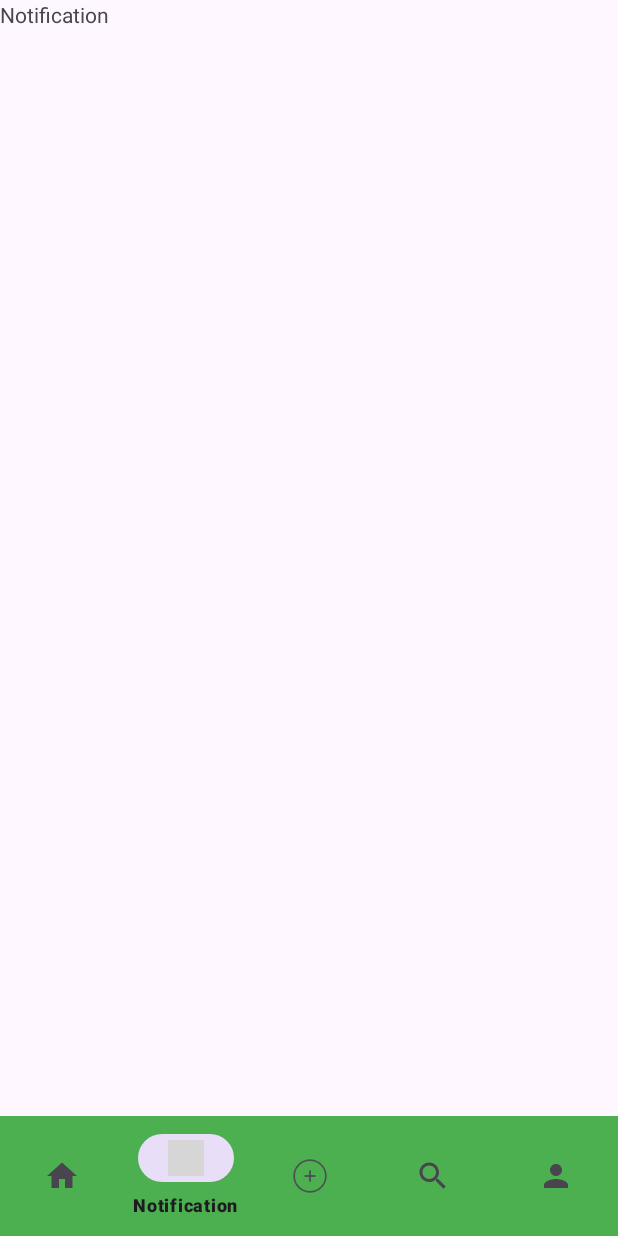
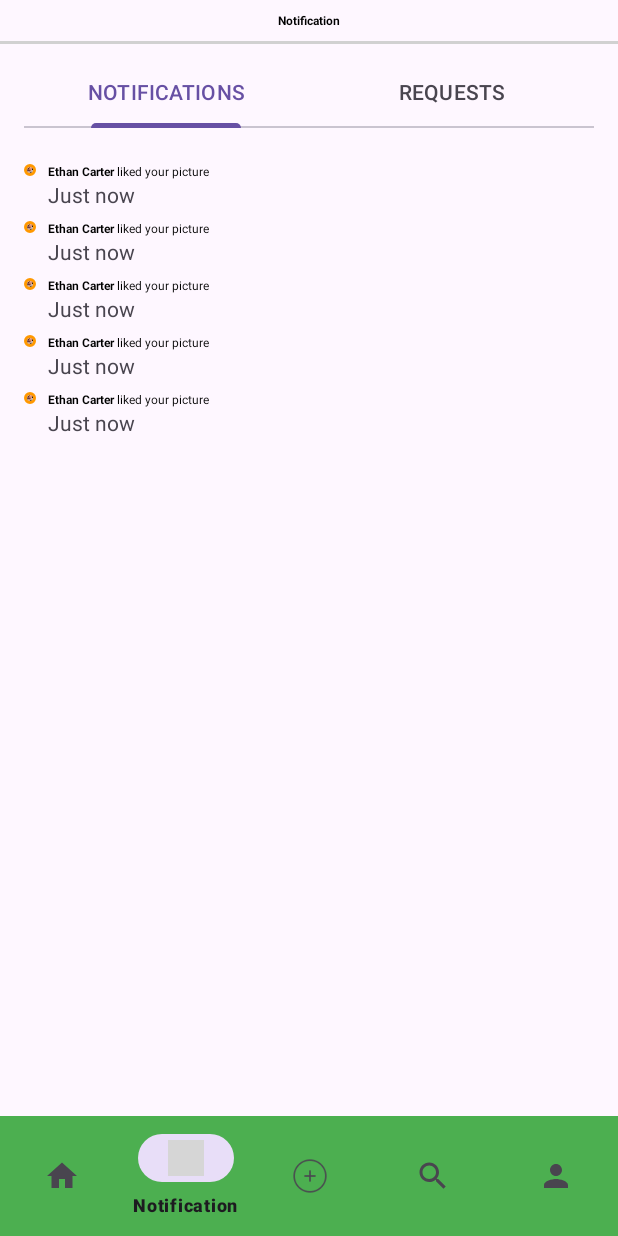
Before and after one commit to hung55555hung/BlogApp, an Android app: the screen it shows after launch (MainActivity), item 2 of the bottom bar chosen, on a phone screen of 412 x 824 dp. Run offline under Robolectric (Android 15) with nearby library versions, the phone set to English and light mode, and no system bars; our stand-ins replace CircleImageView; Roboto replaces fonts that are not available here; grey boxes are pictures that could not be loaded.

Commit message:
feat: create ui notification

```diff
--- /dev/null
+++ b/app/src/main/java/com/bugbug/blogapp/Adapter/NotificationAdapter.java
@@ -0,0 +1,60 @@
+package com.bugbug.blogapp.Adapter;
+
+import android.content.Context;
+import android.text.Html;
+import android.view.LayoutInflater;
+import android.view.View;
+import android.view.ViewGroup;
+import android.widget.ImageView;
+import android.widget.TextView;
+
+import androidx.annotation.NonNull;
+import androidx.recyclerview.widget.RecyclerView;
+
+import com.bugbug.blogapp.Model.NotificationModel;
+import com.bugbug.blogapp.R;
+
+import java.util.ArrayList;
+
+public class NotificationAdapter extends RecyclerView.Adapter<NotificationAdapter.viewHolder> {
+
+    ArrayList<NotificationModel> list;
+    Context context;
+
+    public NotificationAdapter(ArrayList<NotificationModel> list, Context context) {
+        this.list = list;
+        this.context = context;
+    }
+
+    @NonNull
+    @Override
+    public viewHolder onCreateViewHolder(@NonNull ViewGroup parent, int viewType) {
+        View view=LayoutInflater.from(context).inflate(R.layout.subnotification_sample,parent,false);
+        return new viewHolder(view);
+    }
+
+    @Override
+    public void onBindViewHolder(@NonNull viewHolder holder, int position) {
+        NotificationModel model=list.get(position);
+        holder.profile.setImageResource(model.getProfile());
+        holder.notification.setText(Html.fromHtml(model.getNotification()));
+        holder.time.setText(model.getTime());
+    }
+
+    @Override
+    public int getItemCount() {
+        return list.size();
+    }
+
+    public class viewHolder extends RecyclerView.ViewHolder{
+
+        ImageView profile;
+        TextView notification, time;
+        public viewHolder(@NonNull View itemView) {
+            super(itemView);
+            profile=itemView.findViewById(R.id.profile_image);
+            notification=itemView.findViewById(R.id.notification_tv);
+            time=itemView.findViewById(R.id.time_tv);
+        }
+    }
+}
--- /dev/null
+++ b/app/src/main/java/com/bugbug/blogapp/Adapter/ViewPagerAdapter.java
@@ -0,0 +1,43 @@
+package com.bugbug.blogapp.Adapter;
+
+import androidx.annotation.NonNull;
+import androidx.annotation.Nullable;
+import androidx.fragment.app.Fragment;
+import androidx.fragment.app.FragmentManager;
+import androidx.fragment.app.FragmentPagerAdapter;
+
+import com.bugbug.blogapp.Fragment.RequestFragment;
+import com.bugbug.blogapp.Fragment.SubNotificationFragment;
+
+public class ViewPagerAdapter extends FragmentPagerAdapter {
+    public ViewPagerAdapter(@NonNull FragmentManager fm) {
+        super(fm);
+    }
+
+    @NonNull
+    @Override
+    public Fragment getItem(int position) {
+        switch (position){
+            case 0: return new SubNotificationFragment();
+            case 1: return new RequestFragment();
+            default: return new SubNotificationFragment();
+        }
+    }
+
+    @Override
+    public int getCount() {
+        return 2;
+    }
+
+    @Nullable
+    @Override
+    public CharSequence getPageTitle(int position) {
+        String title=null;
+        if (position==0){
+            title="NOTIFICATIONS";
+        } else if (position==1) {
+            title="REQUESTS";
+        }
+        return title;
+    }
+}
--- a/app/src/main/java/com/bugbug/blogapp/Fragment/NotificationFragment.java
+++ b/app/src/main/java/com/bugbug/blogapp/Fragment/NotificationFragment.java
@@ -3,64 +3,36 @@ package com.bugbug.blogapp.Fragment;
 import android.os.Bundle;
 
 import androidx.fragment.app.Fragment;
+import androidx.viewpager.widget.ViewPager;
 
 import android.view.LayoutInflater;
 import android.view.View;
 import android.view.ViewGroup;
 
+import com.bugbug.blogapp.Adapter.ViewPagerAdapter;
 import com.bugbug.blogapp.R;
+import com.google.android.material.tabs.TabLayout;
 
-/**
- * A simple {@link Fragment} subclass.
- * Use the {@link NotificationFragment#newInstance} factory method to
- * create an instance of this fragment.
- */
+
 public class NotificationFragment extends Fragment {
-
-    // TODO: Rename parameter arguments, choose names that match
-    // the fragment initialization parameters, e.g. ARG_ITEM_NUMBER
-    private static final String ARG_PARAM1 = "param1";
-    private static final String ARG_PARAM2 = "param2";
-
-    // TODO: Rename and change types of parameters
-    private String mParam1;
-    private String mParam2;
-
+    ViewPager viewPager;
+    TabLayout tabLayout;
     public NotificationFragment() {
-        // Required empty public constructor
     }
-
-    /**
-     * Use this factory method to create a new instance of
-     * this fragment using the provided parameters.
-     *
-     * @param param1 Parameter 1.
-     * @param param2 Parameter 2.
-     * @return A new instance of fragment NotificationFragment.
-     */
-    // TODO: Rename and change types and number of parameters
-    public static NotificationFragment newInstance(String param1, String param2) {
-        NotificationFragment fragment = new NotificationFragment();
-        Bundle args = new Bundle();
-        args.putString(ARG_PARAM1, param1);
-        args.putString(ARG_PARAM2, param2);
-        fragment.setArguments(args);
-        return fragment;
-    }
-
     @Override
     public void onCreate(Bundle savedInstanceState) {
         super.onCreate(savedInstanceState);
-        if (getArguments() != null) {
-            mParam1 = getArguments().getString(ARG_PARAM1);
-            mParam2 = getArguments().getString(ARG_PARAM2);
-        }
+
     }
 
     @Override
     public View onCreateView(LayoutInflater inflater, ViewGroup container,
                              Bundle savedInstanceState) {
-        // Inflate the layout for this fragment
-        return inflater.inflate(R.layout.fragment_notification, container, false);
+        View view= inflater.inflate(R.layout.fragment_notification, container, false);
+        viewPager=view.findViewById(R.id.view_page);
+        viewPager.setAdapter(new ViewPagerAdapter(getFragmentManager()));
+        tabLayout = view.findViewById(R.id.tab_layout);
+        tabLayout.setupWithViewPager(viewPager);
+        return view;
     }
 }
--- /dev/null
+++ b/app/src/main/java/com/bugbug/blogapp/Fragment/RequestFragment.java
@@ -0,0 +1,66 @@
+package com.bugbug.blogapp.Fragment;
+
+import android.os.Bundle;
+
+import androidx.fragment.app.Fragment;
+
+import android.view.LayoutInflater;
+import android.view.View;
+import android.view.ViewGroup;
+
+import com.bugbug.blogapp.R;
+
+/**
+ * A simple {@link Fragment} subclass.
+ * Use the {@link RequestFragment#newInstance} factory method to
+ * create an instance of this fragment.
+ */
+public class RequestFragment extends Fragment {
+
+    // TODO: Rename parameter arguments, choose names that match
+    // the fragment initialization parameters, e.g. ARG_ITEM_NUMBER
+    private static final String ARG_PARAM1 = "param1";
+    private static final String ARG_PARAM2 = "param2";
+
+    // TODO: Rename and change types of parameters
+    private String mParam1;
+    private String mParam2;
+
+    public RequestFragment() {
+        // Required empty public constructor
+    }
+
+    /**
+     * Use this factory method to create a new instance of
+     * this fragment using the provided parameters.
+     *
+     * @param param1 Parameter 1.
+     * @param param2 Parameter 2.
+     * @return A new instance of fragment RequestFragment.
+     */
+    // TODO: Rename and change types and number of parameters
+    public static RequestFragment newInstance(String param1, String param2) {
+        RequestFragment fragment = new RequestFragment();
+        Bundle args = new Bundle();
+        args.putString(ARG_PARAM1, param1);
+        args.putString(ARG_PARAM2, param2);
+        fragment.setArguments(args);
+        return fragment;
+    }
+
+    @Override
+    public void onCreate(Bundle savedInstanceState) {
+        super.onCreate(savedInstanceState);
+        if (getArguments() != null) {
+            mParam1 = getArguments().getString(ARG_PARAM1);
+            mParam2 = getArguments().getString(ARG_PARAM2);
+        }
+    }
+
+    @Override
+    public View onCreateView(LayoutInflater inflater, ViewGroup container,
+                             Bundle savedInstanceState) {
+        // Inflate the layout for this fragment
+        return inflater.inflate(R.layout.fragment_request, container, false);
+    }
+}
--- /dev/null
+++ b/app/src/main/java/com/bugbug/blogapp/Fragment/SubNotificationFragment.java
@@ -0,0 +1,52 @@
+package com.bugbug.blogapp.Fragment;
+
+import android.os.Bundle;
+
+import androidx.fragment.app.Fragment;
+import androidx.recyclerview.widget.LinearLayoutManager;
+import androidx.recyclerview.widget.RecyclerView;
+
+import android.view.LayoutInflater;
+import android.view.View;
+import android.view.ViewGroup;
+
+import com.bugbug.blogapp.Adapter.NotificationAdapter;
+import com.bugbug.blogapp.Model.NotificationModel;
+import com.bugbug.blogapp.R;
+
+import java.util.ArrayList;
+
+public class SubNotificationFragment extends Fragment {
+    RecyclerView recyclerView;
+    ArrayList<NotificationModel> list;
+
+    public SubNotificationFragment() {
+        // Required empty public constructor
+    }
+
+
+    @Override
+    public void onCreate(Bundle savedInstanceState) {
+        super.onCreate(savedInstanceState);
+
+    }
+
+    @Override
+    public View onCreateView(LayoutInflater inflater, ViewGroup container,
+                             Bundle savedInstanceState) {
+        // Inflate the layout for this fragment
+        View view= inflater.inflate(R.layout.fragment_sub_notification, container, false);
+        recyclerView=view.findViewById(R.id.notification_rv);
+        list=new ArrayList<>();
+        list.add(new NotificationModel(R.drawable.avt,"<b>Ethan Carter</b> liked your picture","Just now"));
+        list.add(new NotificationModel(R.drawable.avt,"<b>Ethan Carter</b> liked your picture","Just now"));
+        list.add(new NotificationModel(R.drawable.avt,"<b>Ethan Carter</b> liked your picture","Just now"));
+        list.add(new NotificationModel(R.drawable.avt,"<b>Ethan Carter</b> liked your picture","Just now"));
+        list.add(new NotificationModel(R.drawable.avt,"<b>Ethan Carter</b> liked your picture","Just now"));
+        NotificationAdapter adapter=new NotificationAdapter(list,getContext());
+        LinearLayoutManager layoutManager=new LinearLayoutManager(getContext(),LinearLayoutManager.VERTICAL,false);
+        recyclerView.setLayoutManager(layoutManager);
+        recyclerView.setAdapter(adapter);
+        return view;
+    }
+}
--- /dev/null
+++ b/app/src/main/java/com/bugbug/blogapp/Model/NotificationModel.java
@@ -0,0 +1,36 @@
+package com.bugbug.blogapp.Model;
+
+public class NotificationModel {
+    int profile;
+    String notification,time;
+
+    public NotificationModel(int profile, String notification, String time) {
+        this.profile = profile;
+        this.notification = notification;
+        this.time = time;
+    }
+
+    public int getProfile() {
+        return profile;
+    }
+
+    public void setProfile(int profile) {
+        this.profile = profile;
+    }
+
+    public String getNotification() {
+        return notification;
+    }
+
+    public void setNotification(String notification) {
+        this.notification = notification;
+    }
+
+    public String getTime() {
+        return time;
+    }
+
+    public void setTime(String time) {
+        this.time = time;
+    }
+}
--- a/app/src/main/res/layout/fragment_notification.xml
+++ b/app/src/main/res/layout/fragment_notification.xml
@@ -1,14 +1,57 @@
 <?xml version="1.0" encoding="utf-8"?>
-<FrameLayout xmlns:android="http://schemas.android.com/apk/res/android"
+<androidx.constraintlayout.widget.ConstraintLayout xmlns:android="http://schemas.android.com/apk/res/android"
+    xmlns:app="http://schemas.android.com/apk/res-auto"
     xmlns:tools="http://schemas.android.com/tools"
     android:layout_width="match_parent"
     android:layout_height="match_parent"
     tools:context=".Fragment.NotificationFragment">
 
-    <!-- TODO: Update blank fragment layout -->
+
     <TextView
+        android:id="@+id/textView13"
+        android:layout_width="wrap_content"
+        android:layout_height="wrap_content"
+        android:layout_marginTop="8dp"
+        android:text="Notification"
+        android:textColor="@color/black"
+        android:textSize="@dimen/_24font_mdp"
+        android:textStyle="bold"
+        app:layout_constraintEnd_toEndOf="parent"
+        app:layout_constraintStart_toStartOf="parent"
+        app:layout_constraintTop_toTopOf="parent" />
+
+    <View
+        android:id="@+id/view7"
+        android:layout_width="wrap_content"
+        android:layout_height="2dp"
+        android:layout_marginStart="32dp"
+        android:layout_marginTop="8dp"
+        android:layout_marginEnd="32dp"
+        android:background="#D1D1D1"
+        app:layout_constraintEnd_toEndOf="parent"
+        app:layout_constraintHorizontal_bias="0.5"
+        app:layout_constraintStart_toStartOf="parent"
+        app:layout_constraintTop_toBottomOf="@+id/textView13" />
+
+    <com.google.android.material.tabs.TabLayout
+        android:id="@+id/tab_layout"
         android:layout_width="match_parent"
-        android:layout_height="match_parent"
-        android:text="Notification"/>
+        android:layout_height="wrap_content"
+        android:layout_marginStart="16dp"
+        android:layout_marginTop="8dp"
+        android:layout_marginEnd="16dp"
+        app:layout_constraintEnd_toEndOf="parent"
+        app:layout_constraintHorizontal_bias="0.5"
+        app:layout_constraintStart_toStartOf="parent"
+        app:layout_constraintTop_toBottomOf="@+id/view7" />
 
-</FrameLayout>
+    <androidx.viewpager.widget.ViewPager
+        android:id="@+id/view_page"
+        android:layout_width="match_parent"
+        android:layout_height="0dp"
+        app:layout_constraintBottom_toBottomOf="parent"
+        app:layout_constraintEnd_toEndOf="parent"
+        app:layout_constraintHorizontal_bias="0.5"
+        app:layout_constraintStart_toStartOf="parent"
+        app:layout_constraintTop_toBottomOf="@+id/tab_layout" />
+</androidx.constraintlayout.widget.ConstraintLayout>
--- /dev/null
+++ b/app/src/main/res/layout/fragment_request.xml
@@ -0,0 +1,14 @@
+<?xml version="1.0" encoding="utf-8"?>
+<FrameLayout xmlns:android="http://schemas.android.com/apk/res/android"
+    xmlns:tools="http://schemas.android.com/tools"
+    android:layout_width="match_parent"
+    android:layout_height="match_parent"
+    tools:context=".Fragment.RequestFragment">
+
+    <!-- TODO: Update blank fragment layout -->
+    <TextView
+        android:layout_width="match_parent"
+        android:layout_height="match_parent"
+        android:text="@string/hello_blank_fragment" />
+
+</FrameLayout>
--- /dev/null
+++ b/app/src/main/res/layout/fragment_sub_notification.xml
@@ -0,0 +1,22 @@
+<?xml version="1.0" encoding="utf-8"?>
+<androidx.constraintlayout.widget.ConstraintLayout xmlns:android="http://schemas.android.com/apk/res/android"
+    xmlns:app="http://schemas.android.com/apk/res-auto"
+    xmlns:tools="http://schemas.android.com/tools"
+    android:layout_width="match_parent"
+    android:id="@+id/fragment_sub_notification"
+    android:layout_height="match_parent"
+    tools:context=".Fragment.SubNotificationFragment">
+
+
+    <androidx.recyclerview.widget.RecyclerView
+        android:id="@+id/notification_rv"
+        android:layout_width="0dp"
+        android:layout_height="match_parent"
+        android:layout_marginStart="16dp"
+        android:layout_marginTop="16dp"
+        android:layout_marginEnd="16dp"
+        app:layout_constraintEnd_toEndOf="parent"
+        app:layout_constraintHorizontal_bias="0.5"
+        app:layout_constraintStart_toStartOf="parent"
+        app:layout_constraintTop_toTopOf="parent" />
+</androidx.constraintlayout.widget.ConstraintLayout>
--- /dev/null
+++ b/app/src/main/res/layout/subnotification_sample.xml
@@ -0,0 +1,45 @@
+<?xml version="1.0" encoding="utf-8"?>
+<androidx.constraintlayout.widget.ConstraintLayout xmlns:android="http://schemas.android.com/apk/res/android"
+    xmlns:tools="http://schemas.android.com/tools"
+    android:id="@+id/notification_sample"
+    android:layout_width="match_parent"
+    android:layout_height="wrap_content"
+    xmlns:app="http://schemas.android.com/apk/res-auto">
+
+    <de.hdodenhof.circleimageview.CircleImageView
+        android:id="@+id/profile_image"
+        android:layout_width="@dimen/_50mdp"
+        android:layout_height="@dimen/_50mdp"
+        android:layout_marginTop="8dp"
+        android:src="@drawable/avt"
+        app:civ_border_color="#FF9800"
+        app:civ_border_width="2dp"
+        app:layout_constraintStart_toStartOf="parent"
+        app:layout_constraintTop_toTopOf="parent" />
+
+    <TextView
+        android:id="@+id/notification_tv"
+        android:layout_width="0dp"
+        android:layout_height="wrap_content"
+        android:layout_marginStart="8dp"
+        android:layout_marginEnd="16dp"
+        android:cursorVisible="true"
+        android:text="Ethan Carter liked your picture"
+        android:textColor="@color/black"
+        android:textSize="@dimen/_14mdp"
+        app:layout_constraintBottom_toBottomOf="@+id/profile_image"
+        app:layout_constraintEnd_toEndOf="parent"
+        app:layout_constraintHorizontal_bias="0.0"
+        app:layout_constraintStart_toEndOf="@+id/profile_image"
+        app:layout_constraintTop_toTopOf="@+id/profile_image"
+        app:layout_constraintVertical_bias="0.3" />
+
+    <TextView
+        android:id="@+id/time_tv"
+        android:layout_width="wrap_content"
+        android:layout_height="wrap_content"
+        android:layout_marginStart="8dp"
+        android:text="Just now"
+        app:layout_constraintStart_toEndOf="@+id/profile_image"
+        app:layout_constraintTop_toBottomOf="@+id/notification_tv" />
+</androidx.constraintlayout.widget.ConstraintLayout>
```
